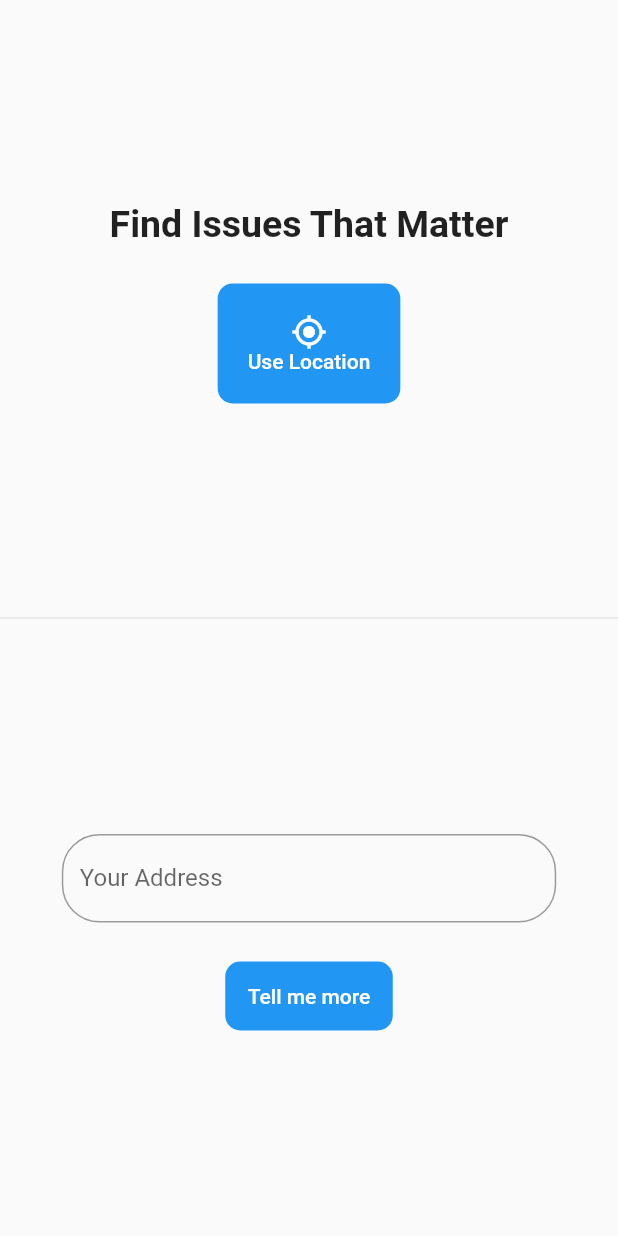
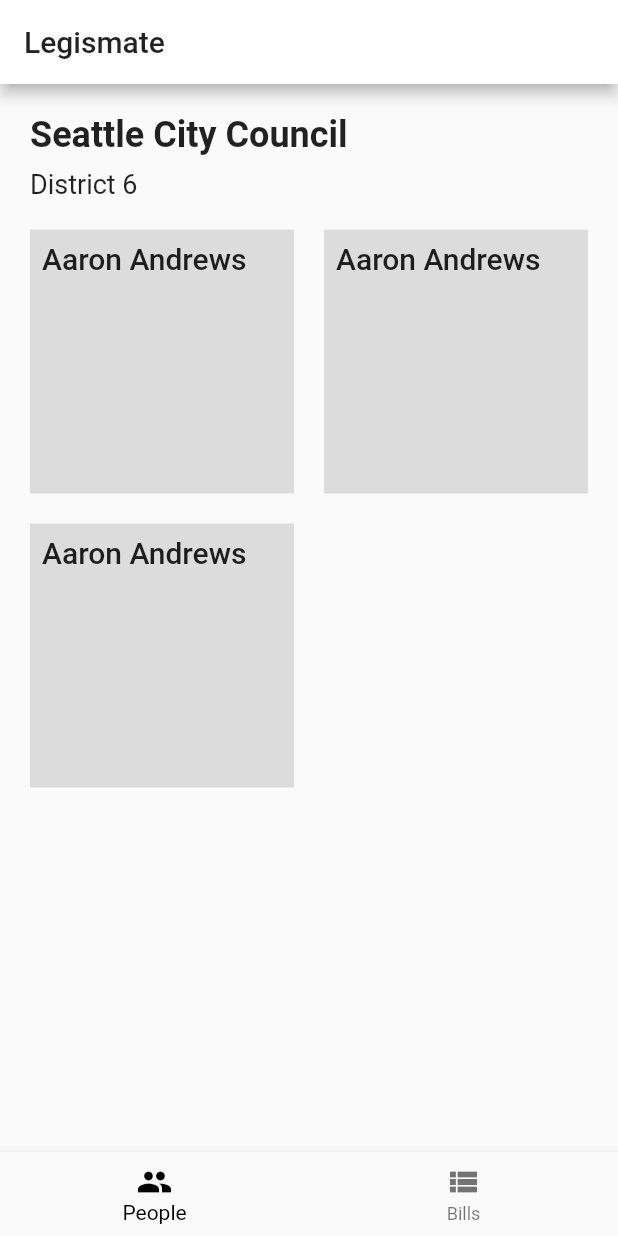
Before and after one commit to legismate/legismate_mobile, a Flutter app: the screen it shows after launch, on a phone screen of 412 x 824 dp. Run offline on Flutter 3.47's test engine with Material 2 defaults, Android fonts, the phone set to English and light mode, and no system bars; our stand-ins replace shared_preferences.

Commit message:
merged scott's stuff

```diff
--- a/lib/main.dart
+++ b/lib/main.dart
@@ -1,17 +1,19 @@
 import 'package:flutter/material.dart';
 import 'package:legismate_mobile/screens/enteraddress.dart';
+import 'package:legismate_mobile/screens/bills.dart';
+import 'package:legismate_mobile/screens/districts.dart';
 import 'package:shared_preferences/shared_preferences.dart';
+
 
 void main() => runApp(Legismate());
 
 class Legismate extends StatelessWidget {
 
-  Future<bool> showAddressPage() async {
+  Future<bool> _checkForData() async {
+    debugPrint('inside of check for data');
     var sharedPreferences = await SharedPreferences.getInstance();
-//    sharedPreferences.setString('user', 'hasuser');
-    sharedPreferences.clear();
-    String user = sharedPreferences.getString('user');
-    return user == null;
+    return sharedPreferences.getBool('hasData') ?? true;
+//    return sharedPreferences.getBool('hasData') ?? false;
   }
 
   @override
@@ -19,23 +21,38 @@ class Legismate extends StatelessWidget {
     return MaterialApp(
       title: 'Legismate',
       theme: ThemeData(
-        primarySwatch: Colors.blue,
+        brightness: Brightness.light,
+        primaryColor: Colors.white,
+        accentColor: Colors.black,
+
+        // Define the default TextTheme. Use this to specify the default
+        // text styling for headlines, titles, bodies of text, and more.
+        textTheme: TextTheme(
+            headline: TextStyle(fontWeight: FontWeight.w600, fontSize: 24),
+            title: TextStyle(fontSize: 20),
+            subhead: TextStyle(fontSize: 18),
+            body1: TextStyle(fontSize: 16),
+            body2: TextStyle(fontSize: 14)),
       ),
       home: FutureBuilder<bool>(
-        future: showAddressPage(),
+        future: _checkForData(),
         builder: (buildContext, snapshot) {
           if(snapshot.hasData) {
-            if(snapshot.data){
+            if(!snapshot.data){
               return EnterAddress();
             }
 
-            // Return district page here
-            return Container(color: Colors.red);
+            return Districts();
           } else {
             // Return loading screen while reading preferences
             return Center(child: CircularProgressIndicator());
           }
       },
-      ));
+    ),
+    routes: <String, WidgetBuilder>{
+        //TODO: add additional routes here
+        '/EnterAddress': (context) => EnterAddress(),
+        '/Bills': (context) => BillsHome(),
+    });
   }
 }
--- /dev/null
+++ b/lib/models/district.dart
@@ -0,0 +1,14 @@
+class District {
+  final String name;
+
+  District({this.name});
+
+  factory District.fromJson(Map<String, dynamic> json) {
+    return District(name: json['name']);
+  }
+
+  Map<String, dynamic> toJson() =>
+      {
+        'name': this.name,
+      };
+}
--- /dev/null
+++ b/lib/screens/bills.dart
@@ -0,0 +1,16 @@
+import 'package:flutter/material.dart';
+
+class BillsHome extends StatefulWidget {
+  @override
+  _BillsHomeState createState() => _BillsHomeState();
+}
+
+class _BillsHomeState extends State<BillsHome> {
+  @override
+  Widget build(BuildContext context) {
+    return Scaffold(
+      appBar: null,
+      body: Text('bills, bills, bills man'),
+    );
+  }
+}
--- /dev/null
+++ b/lib/screens/districts.dart
@@ -0,0 +1,94 @@
+import 'package:flutter/material.dart';
+
+class Districts extends StatelessWidget {
+  @override
+  Widget build(BuildContext context) {
+    Widget districtTitleSection = Container(
+      padding: const EdgeInsets.all(20),
+      child: Row(children: [
+        Expanded(
+          child: Column(
+            crossAxisAlignment: CrossAxisAlignment.start,
+            children: [
+              Container(
+                padding: const EdgeInsets.only(bottom: 8),
+                child: Text(
+                  'Seattle City Council',
+                  softWrap: true,
+                  style: Theme.of(context).textTheme.headline,
+                ),
+              ),
+              Text(
+                'District 6',
+                style: Theme.of(context).textTheme.subhead,
+              ),
+            ],
+          ),
+        ),
+      ]),
+    );
+
+    Widget personCard = Container(
+      padding: const EdgeInsets.all(8),
+      alignment: Alignment.centerLeft,
+      color: Colors.black12,
+      child: Column(
+        children: [
+//          Image.asset(
+//            'https://picsum.photos/200',
+//            fit: BoxFit.cover,
+//          ),
+          Text(
+            'Aaron Andrews',
+            softWrap: true,
+            style: Theme.of(context).textTheme.title,
+          ),
+        ],
+      ),
+    );
+
+    return Scaffold(
+      appBar: AppBar(
+        title: Text('Legismate'),
+      ),
+      bottomNavigationBar: BottomNavigationBar(
+//          onTap: (newIndex) => setState(() => _index = newIndex),
+//          currentIndex: _index,
+        selectedItemColor: Colors.black,
+        items: [
+          BottomNavigationBarItem(
+            icon: new Icon(Icons.people),
+            title: new Text("People"),
+          ),
+          BottomNavigationBarItem(
+            icon: new Icon(Icons.view_list),
+            title: new Text("Bills"),
+          ),
+        ],
+      ),
+      body: Container(
+          child: CustomScrollView(slivers: <Widget>[
+            SliverList(
+              delegate: SliverChildListDelegate(
+                [districtTitleSection],
+              ),
+            ),
+            new SliverPadding(
+              padding: const EdgeInsets.symmetric(horizontal: 20),
+              sliver: SliverGrid(
+                gridDelegate: SliverGridDelegateWithFixedCrossAxisCount(
+                    crossAxisCount: 2,
+                    childAspectRatio: 1.0,
+                    crossAxisSpacing: 20,
+                    mainAxisSpacing: 20),
+                delegate: SliverChildListDelegate(
+                  [personCard, personCard, personCard],
+                ),
+              ),
+            ),
+          ]))
+    );
+
+
+  }
+}
--- a/lib/screens/enteraddress.dart
+++ b/lib/screens/enteraddress.dart
@@ -1,5 +1,8 @@
 import 'package:flutter/material.dart';
 import 'package:shared_preferences/shared_preferences.dart';
+import 'package:legismate_mobile/services/legismateapi.dart';
+import 'package:legismate_mobile/models/district.dart';
+import 'dart:convert';
 
 class EnterAddress extends StatefulWidget {
   @override
@@ -8,11 +11,28 @@ class EnterAddress extends StatefulWidget {
 
 class _EnterAddressState extends State<EnterAddress> {
   final addressController = TextEditingController();
+  bool districtApiCall = false; //indicates whether or not we've made the district api call
 
   @override
   void dispose() {
     addressController.dispose();
     super.dispose();
+  }
+
+  void _callDistrictApi(String location) {
+    var api = new LegismateApi();
+    api.getDistricts(location).then((district) {
+        _storeDistrictData(district);
+        //TODO: navigate to another page
+      }, onError: (error) {
+      debugPrint('could not retrieve district information');
+    });
+  }
+
+  void _storeDistrictData(District d) async {
+    var sharedPreferences = await SharedPreferences.getInstance();
+    sharedPreferences.setBool('hasData', true);
+    sharedPreferences.setString("district", jsonEncode(d));
   }
 
   @override
@@ -32,7 +52,7 @@ class _EnterAddressState extends State<EnterAddress> {
                         mainAxisAlignment: MainAxisAlignment.center,
                         crossAxisAlignment: CrossAxisAlignment.center,
                         children: <Widget>[
-                          Text('Find Issues That Matter',
+                          Text('Tell me shit that matters',
                           style: TextStyle(
                               fontWeight: FontWeight.w700,
                               fontSize: 25)),
@@ -52,7 +72,7 @@ class _EnterAddressState extends State<EnterAddress> {
                                     borderRadius: BorderRadius.circular(10)
                                 ),
                                 onPressed: () {
-                                  debugPrint('hi marianne');
+                                  debugPrint('current location btn is for later googlez');
                                 }
                             ),
                           ),
@@ -90,6 +110,11 @@ class _EnterAddressState extends State<EnterAddress> {
                             child: FlatButton(
                               onPressed: () {
                                 debugPrint(addressController.text);
+//                                setState(() {
+//                                  districtApiCall = true;
+//                                });
+//                                //TODO: validate, make sure that address is populated
+//                                _callDistrictApi(addressController.text);
                               },
                               padding: EdgeInsets.all(15.0),
                               color: Colors.blue,
@@ -98,7 +123,7 @@ class _EnterAddressState extends State<EnterAddress> {
                                   borderRadius: BorderRadius.circular(10)
                               ),
                               child: Text(
-                                  'Tell me more'
+                                  'enlighten me!'
                               ),
                             ),
                           ),
--- /dev/null
+++ b/lib/services/legismateapi.dart
@@ -0,0 +1,15 @@
+import 'dart:convert';
+import 'package:http/http.dart' as http;
+import 'package:legismate_mobile/models/district.dart';
+
+class LegismateApi {
+  static const _BASE_URL = "localhost:8888";
+
+  Future<District> getDistricts(String location) async {
+    final districtUrl = _BASE_URL + "/district?q=$location";
+    final response = await http.get(districtUrl);
+    final responseJson = json.decode(response.body);
+    return District.fromJson(responseJson);
+  }
+
+}
--- a/pubspec.yaml
+++ b/pubspec.yaml
@@ -24,6 +24,7 @@ dependencies:
   # Use with the CupertinoIcons class for iOS style icons.
   cupertino_icons: ^0.1.2
   shared_preferences: ^0.5.3
+  http: ^0.12.0
 
 dev_dependencies:
   flutter_test:
```
Also changed, not shown: pubspec.lock, 1 other file.
